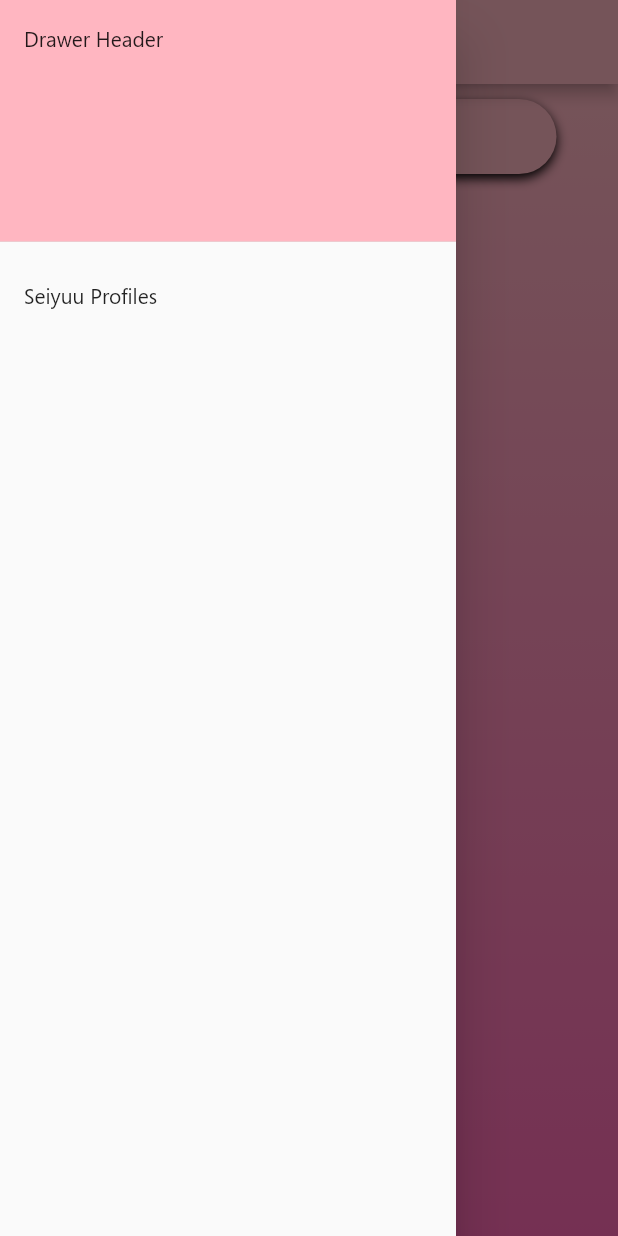
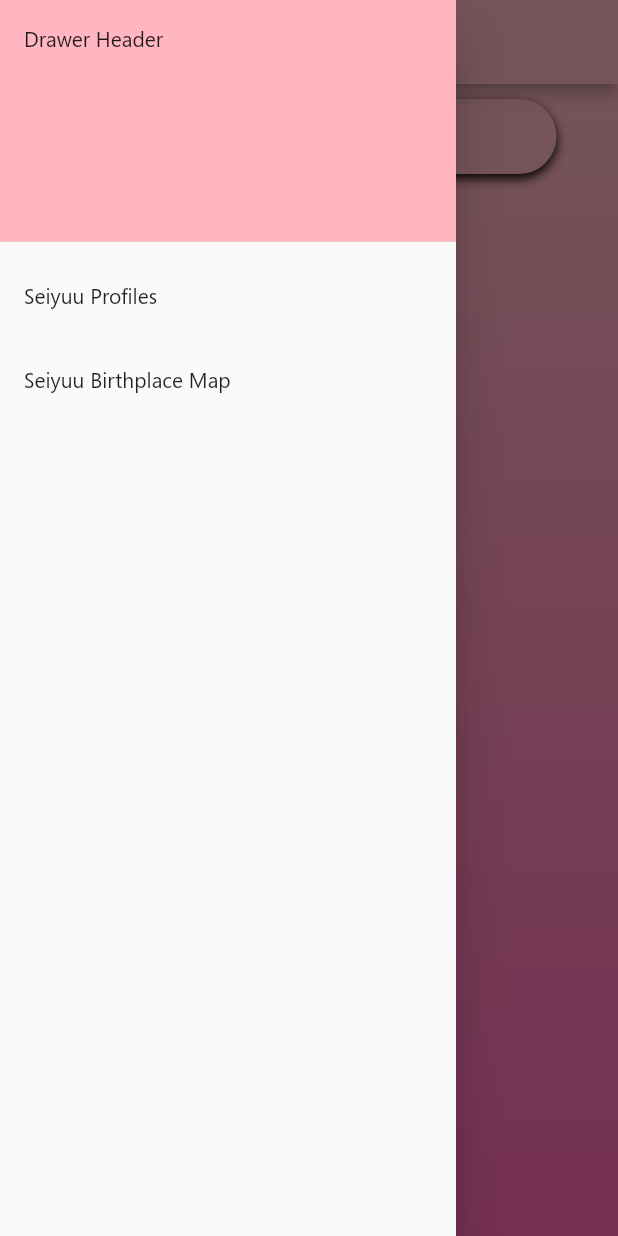
Before and after one commit to ga6198/seiyuu, a Flutter app: the screen it shows after launch, with the side drawer open, on a phone screen of 412 x 824 dp. Run offline on Flutter 3.47's test engine with Material 2 defaults, Android fonts, the phone set to English and light mode, and no system bars; our stand-ins replace cached_network_image, carousel_slider, cloud_firestore, getflutter, google_maps_flutter, material_design_icons_flutter; accounts and stored records are empty.

Commit message:
added map that waits for database information

```diff
--- a/lib/screens/seiyuu_profiles.dart
+++ b/lib/screens/seiyuu_profiles.dart
@@ -3,6 +3,7 @@ import 'package:flutter/material.dart';
 import 'package:seiyuu/screens/seiyuu_details.dart';
 import 'package:seiyuu/util/decoration.dart';
 import 'package:seiyuu/util/seiyuu.dart';
+import 'package:seiyuu/widgets/custom_progress_indicator.dart';
 import 'package:seiyuu/widgets/drawer_only.dart';
 import 'package:seiyuu/widgets/search_bar.dart';
 import 'package:seiyuu/widgets/seiyuu_card.dart';
@@ -44,9 +45,9 @@ class _SeiyuuProfilesState extends State<SeiyuuProfiles> {
               builder: (BuildContext context, AsyncSnapshot snapshot) {
                 switch (snapshot.connectionState) {
                   case ConnectionState.none:
-                    return CircularProgressIndicator();
+                    return CustomProgressIndicator();
                   case ConnectionState.waiting:
-                    return CircularProgressIndicator();
+                    return CustomProgressIndicator();
                   default:
                     if (snapshot.hasData) {
                       //retrieved document snapshot list of the seiyuu profiles
@@ -99,7 +100,7 @@ class _SeiyuuProfilesState extends State<SeiyuuProfiles> {
                         ),*/
                       );
                     } else {
-                      return CircularProgressIndicator();
+                      return CustomProgressIndicator();
                     }
                 }
               },
--- /dev/null
+++ b/lib/util/birthplace.dart
@@ -0,0 +1,50 @@
+import 'package:cloud_firestore/cloud_firestore.dart';
+import 'package:google_maps_flutter/google_maps_flutter.dart';
+
+//Use this class to hold a seiyuu's Birthplace
+//This class allows conversion of the birthplace map into latLang
+
+class Birthplace {
+  //Stores the map as it was originally obtained from the passed in map
+  Map<String, dynamic> birthplaceMap;
+
+  String name;
+
+  GeoPoint location;
+
+  //default constructor
+  Birthplace() {
+    this.birthplaceMap = Map<String, dynamic>();
+    this.name = "";
+    this.location = null; //GeoPoint(0, 0);
+  }
+
+  //takes in a map of "name" and "lcoation" from the database
+  //To set up the Birthplace parameter correctly, you will generally use this code: this.birthplace = doc["birthplace"];
+  Birthplace.fromMap(Map<String, dynamic> birthplace) {
+    this.birthplaceMap = birthplace;
+    this.name = birthplace['name'];
+    this.location = birthplace['location'];
+  }
+
+  //convert the location into a latitude and longitude
+  LatLng toLatLng() {
+    if (location != null) {
+      double lat = location.latitude;
+      double lng = location.longitude;
+      LatLng latLng = LatLng(lat, lng);
+
+      return latLng;
+    } else {
+      return null;
+    }
+  }
+
+  //print out the Birthplace for debugging
+  void printInfo() {
+    print("Birthplace info:");
+    print("Map: $birthplaceMap");
+    print("Name: $name");
+    print("Location: $location");
+  }
+}
--- a/lib/util/constants.dart
+++ b/lib/util/constants.dart
@@ -1,4 +1,5 @@
 import 'package:flutter/material.dart';
+import 'package:google_maps_flutter/google_maps_flutter.dart';
 import 'package:material_design_icons_flutter/material_design_icons_flutter.dart';
 
 class Constants {
@@ -81,6 +82,9 @@ class Constants {
     'Pisces': MdiIcons.zodiacPisces,
   };
 
+  static final LatLng COORDINATES_JAPAN =
+      const LatLng(36.2048, 138.2529); //Japan coordinates
+
   //--------Image Settings--------//
   //max image width/height
   static const double MAX_IMAGE_WIDTH = 640;
--- /dev/null
+++ b/lib/util/database.dart
@@ -0,0 +1,30 @@
+import 'package:cloud_firestore/cloud_firestore.dart';
+import 'package:seiyuu/util/seiyuu.dart';
+
+//class for database queries
+//used when saving information for getting info when a page loads
+//do not use when real-time updates are preferred. In that case, use StreamBuilder()
+
+class Database {
+  //retrieve all seiyuu from the database in a list
+  static Future<List<Seiyuu>> getAllSeiyuu() async {
+    //NOTE: May need to add orderBy field eventually
+    QuerySnapshot seiyuuSnap =
+        await Firestore.instance.collection('seiyuu').getDocuments();
+
+    //create a list that will hold all seiyuu
+    List<Seiyuu> seiyuuList = List<Seiyuu>();
+
+    for (int i = 0; i < seiyuuSnap.documents.length; i++) {
+      DocumentSnapshot currentSeiyuuDoc = seiyuuSnap.documents[i];
+
+      //make a seiyuu object from the document
+      Seiyuu currentSeiyuu = Seiyuu(currentSeiyuuDoc);
+
+      //add the seiyuu to the list
+      seiyuuList.add(currentSeiyuu);
+    }
+
+    return seiyuuList;
+  }
+}
--- a/lib/widgets/drawer_only.dart
+++ b/lib/widgets/drawer_only.dart
@@ -1,4 +1,5 @@
 import 'package:flutter/material.dart';
+import 'package:seiyuu/screens/seiyuu_map.dart';
 import 'package:seiyuu/screens/seiyuu_profiles.dart';
 
 // A navigation drawer that guarantees the drawer will always be in the top left
@@ -21,6 +22,7 @@ class DrawerOnly extends StatelessWidget {
             ),
           ),
           buildPathTile(context, "Seiyuu Profiles", SeiyuuProfiles()),
+          buildPathTile(context, "Seiyuu Birthplace Map", SeiyuuMap()),
           //buildPathTile(context, "Temp", )
         ],
       ),
--- a/pubspec.yaml
+++ b/pubspec.yaml
@@ -27,6 +27,7 @@ dependencies:
   # Use with the CupertinoIcons class for iOS style icons.
   cupertino_icons: ^0.1.3
   getflutter: ^1.0.10
+  google_maps_flutter: ^0.5.24+1
 
   # flutter_shine: ^0.0.5 # beautiful shadows
   material_design_icons_flutter: ^4.0.5045 #custom icons
```
Also changed, not shown: lib/screens/seiyuu_map.dart (added, +81 -0 lines), lib/widgets/custom_progress_indicator.dart (added, +16 -0 lines), pubspec.lock, 2 other files.
